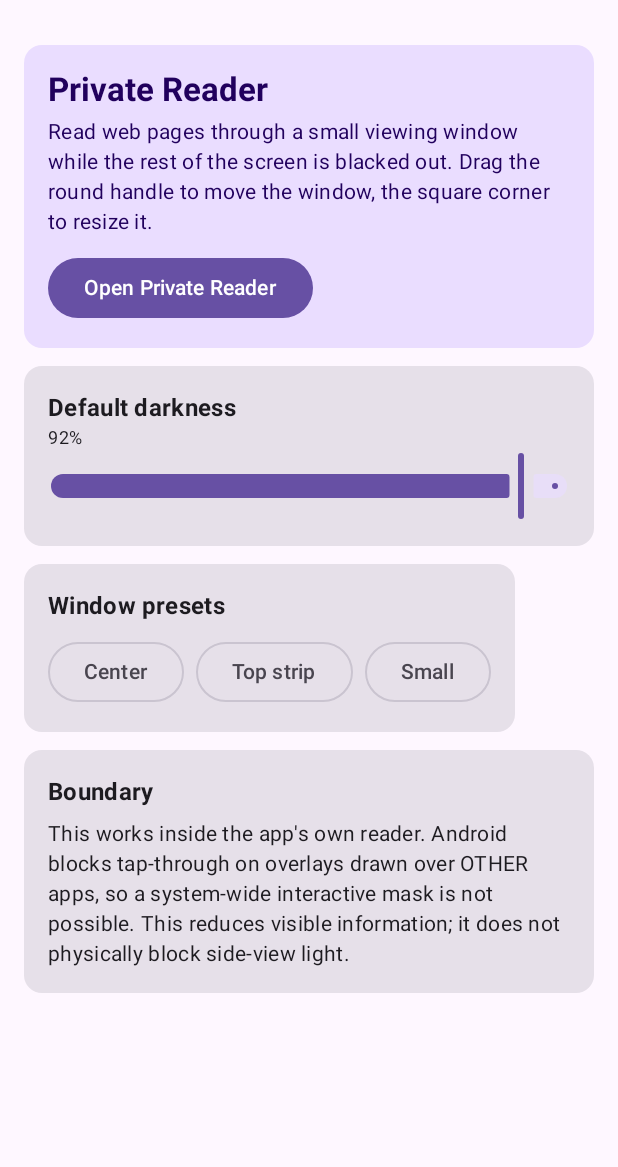
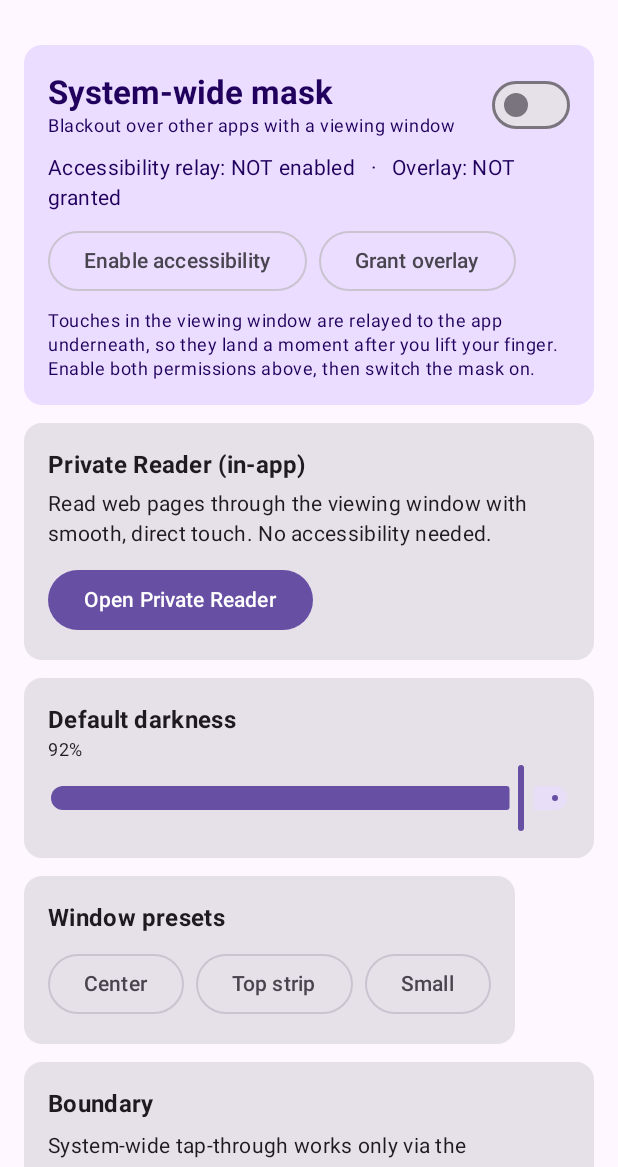
Before and after one commit to ffaayyaazz1993-debug/privacy-hub, an Android app built with Jetpack Compose: the screen it shows after launch (MainActivity), on a phone screen of 412 x 824 dp, the part 69-1236 px from its top. Run offline under Robolectric (Android 15) with nearby library versions, the phone set to English and light mode, and no system bars; pictures from the network do not load.

Commit message:
System-wide mask via AccessibilityService gesture relay: touch-capture aperture re-dispatches into underlying app

```diff
--- a/app/src/main/java/com/privacyhub/app/ui/PrivacyApp.kt
+++ b/app/src/main/java/com/privacyhub/app/ui/PrivacyApp.kt
@@ -1,6 +1,12 @@
 package com.privacyhub.app.ui
 
+import android.accessibilityservice.AccessibilityServiceInfo
+import android.content.ComponentName
+import android.content.Context
 import android.content.Intent
+import android.net.Uri
+import android.provider.Settings
+import android.view.accessibility.AccessibilityManager
 import androidx.compose.foundation.layout.Arrangement
 import androidx.compose.foundation.layout.Column
 import androidx.compose.foundation.layout.Row
@@ -19,9 +25,12 @@ import androidx.compose.material3.MaterialTheme
 import androidx.compose.material3.OutlinedButton
 import androidx.compose.material3.Scaffold
 import androidx.compose.material3.Slider
+import androidx.compose.material3.Switch
 import androidx.compose.material3.Text
 import androidx.compose.material3.TopAppBar
 import androidx.compose.runtime.Composable
+import androidx.compose.runtime.DisposableEffect
+import androidx.compose.runtime.LaunchedEffect
 import androidx.compose.runtime.getValue
 import androidx.compose.runtime.mutableStateOf
 import androidx.compose.runtime.remember
@@ -29,22 +38,74 @@ import androidx.compose.runtime.setValue
 import androidx.compose.ui.Alignment
 import androidx.compose.ui.Modifier
 import androidx.compose.ui.platform.LocalContext
+import androidx.compose.ui.platform.LocalLifecycleOwner
 import androidx.compose.ui.text.font.FontWeight
 import androidx.compose.ui.unit.dp
+import androidx.lifecycle.Lifecycle
+import androidx.lifecycle.LifecycleEventObserver
+import com.privacyhub.app.PrivacyAccessibilityService
 import com.privacyhub.app.ReaderActivity
 import com.privacyhub.app.privacy.MaskConfig
 import com.privacyhub.app.privacy.MaskStore
+import com.privacyhub.app.service.MaskService
+
+private fun accessibilityEnabled(context: Context): Boolean {
+    val am = context.getSystemService(Context.ACCESSIBILITY_SERVICE) as AccessibilityManager
+    val target = ComponentName(context, PrivacyAccessibilityService::class.java)
+    return am.getEnabledAccessibilityServiceList(AccessibilityServiceInfo.FEEDBACK_ALL_MASK).any {
+        val si = it.resolveInfo.serviceInfo
+        si.packageName == target.packageName && si.name == target.className
+    }
+}
 
 @OptIn(ExperimentalMaterial3Api::class)
 @Composable
 fun SmartPrivacyApp() {
     val context = LocalContext.current
+    val prefs = remember { context.getSharedPreferences("smart_privacy_prefs", Context.MODE_PRIVATE) }
+
     var config by remember { mutableStateOf(MaskStore.load(context)) }
+    var maskOn by remember { mutableStateOf(prefs.getBoolean("enabled", false)) }
+    var refresh by remember { mutableStateOf(0) }
+
+    val lifecycleOwner = LocalLifecycleOwner.current
+    DisposableEffect(lifecycleOwner) {
+        val observer = LifecycleEventObserver { _, event ->
+            if (event == Lifecycle.Event.ON_RESUME) refresh++
+        }
+        lifecycleOwner.lifecycle.addObserver(observer)
+        onDispose { lifecycleOwner.lifecycle.removeObserver(observer) }
+    }
+
+    val hasOverlay = remember(refresh) { Settings.canDrawOverlays(context) }
+    val hasAccessibility = remember(refresh) { accessibilityEnabled(context) }
 
     fun update(transform: (MaskConfig) -> MaskConfig) {
         val next = MaskStore.normalize(transform(config))
         config = next
         MaskStore.save(context, next)
+    }
+
+    fun setMask(on: Boolean) {
+        if (on) {
+            if (!Settings.canDrawOverlays(context)) {
+                context.startActivity(Intent(Settings.ACTION_MANAGE_OVERLAY_PERMISSION, Uri.parse("package:${context.packageName}")))
+                return
+            }
+            if (!accessibilityEnabled(context)) {
+                context.startActivity(Intent(Settings.ACTION_ACCESSIBILITY_SETTINGS))
+                return
+            }
+            MaskService.start(context)
+        } else {
+            MaskService.stop(context)
+        }
+        maskOn = on
+        prefs.edit().putBoolean("enabled", on).apply()
+    }
+
+    LaunchedEffect(maskOn, hasOverlay, hasAccessibility) {
+        if (maskOn && hasOverlay && hasAccessibility) MaskService.start(context)
     }
 
     MaterialTheme {
@@ -59,22 +120,55 @@ fun SmartPrivacyApp() {
                     .padding(horizontal = 16.dp, vertical = 12.dp),
                 verticalArrangement = Arrangement.spacedBy(12.dp)
             ) {
-                Card(
-                    colors = CardDefaults.cardColors(containerColor = MaterialTheme.colorScheme.primaryContainer)
-                ) {
+                // System-wide mask over other apps
+                Card(colors = CardDefaults.cardColors(containerColor = MaterialTheme.colorScheme.primaryContainer)) {
                     Column(Modifier.padding(16.dp)) {
-                        Text("Private Reader", style = MaterialTheme.typography.titleLarge, fontWeight = FontWeight.Bold)
+                        Row(Modifier.fillMaxWidth(), verticalAlignment = Alignment.CenterVertically) {
+                            Column(Modifier.weight(1f)) {
+                                Text("System-wide mask", style = MaterialTheme.typography.titleLarge, fontWeight = FontWeight.Bold)
+                                Text("Blackout over other apps with a viewing window", style = MaterialTheme.typography.bodySmall)
+                            }
+                            Switch(checked = maskOn, onCheckedChange = { setMask(it) })
+                        }
+                        Spacer(Modifier.height(8.dp))
+                        Text(
+                            "Accessibility relay: " + (if (hasAccessibility) "enabled" else "NOT enabled") +
+                                "   ·   Overlay: " + (if (hasOverlay) "granted" else "NOT granted"),
+                            style = MaterialTheme.typography.bodyMedium
+                        )
+                        Spacer(Modifier.height(8.dp))
+                        Row(horizontalArrangement = Arrangement.spacedBy(8.dp)) {
+                            OutlinedButton(onClick = { context.startActivity(Intent(Settings.ACTION_ACCESSIBILITY_SETTINGS)) }) {
+                                Text(if (hasAccessibility) "Accessibility ✓" else "Enable accessibility")
+                            }
+                            OutlinedButton(onClick = {
+                                context.startActivity(Intent(Settings.ACTION_MANAGE_OVERLAY_PERMISSION, Uri.parse("package:${context.packageName}")))
+                            }) { Text(if (hasOverlay) "Overlay ✓" else "Grant overlay") }
+                        }
+                        Spacer(Modifier.height(8.dp))
+                        Text(
+                            "Touches in the viewing window are relayed to the app underneath, " +
+                                "so they land a moment after you lift your finger. Enable both " +
+                                "permissions above, then switch the mask on.",
+                            style = MaterialTheme.typography.bodySmall
+                        )
+                    }
+                }
+
+                // In-app private reader
+                Card {
+                    Column(Modifier.padding(16.dp)) {
+                        Text("Private Reader (in-app)", style = MaterialTheme.typography.titleMedium, fontWeight = FontWeight.Bold)
                         Spacer(Modifier.height(4.dp))
                         Text(
-                            "Read web pages through a small viewing window while the rest " +
-                                "of the screen is blacked out. Drag the round handle to move " +
-                                "the window, the square corner to resize it.",
+                            "Read web pages through the viewing window with smooth, direct " +
+                                "touch. No accessibility needed.",
                             style = MaterialTheme.typography.bodyMedium
                         )
                         Spacer(Modifier.height(10.dp))
-                        Button(onClick = {
-                            context.startActivity(Intent(context, ReaderActivity::class.java))
-                        }) { Text("Open Private Reader") }
+                        Button(onClick = { context.startActivity(Intent(context, ReaderActivity::class.java)) }) {
+                            Text("Open Private Reader")
+                        }
                     }
                 }
 
@@ -111,10 +205,9 @@ fun SmartPrivacyApp() {
                         Text("Boundary", style = MaterialTheme.typography.titleMedium, fontWeight = FontWeight.Bold)
                         Spacer(Modifier.height(6.dp))
                         Text(
-                            "This works inside the app's own reader. Android blocks tap-through " +
-                                "on overlays drawn over OTHER apps, so a system-wide interactive " +
-                                "mask is not possible. This reduces visible information; it does " +
-                                "not physically block side-view light.",
+                            "System-wide tap-through works only via the accessibility relay and " +
+                                "has a slight delay. This reduces visible information; it does not " +
+                                "physically block side-view light.",
                             style = MaterialTheme.typography.bodyMedium
                         )
                     }
--- a/app/src/main/res/values/strings.xml
+++ b/app/src/main/res/values/strings.xml
@@ -1,4 +1,4 @@
 <resources>
     <string name="app_name">Smart Privacy Screen</string>
-    <string name="permission_needed">Overlay permission is required so the privacy mask can cover other apps.</string>
+    <string name="accessibility_desc">Relays your touches from the privacy viewing window into the app underneath so you can use other apps through the mask. Only dispatches the gestures you make inside the viewing window.</string>
 </resources>
```
Also changed, not shown: app/src/main/AndroidManifest.xml (+19 -0 lines), app/src/main/java/com/privacyhub/app/PrivacyAccessibilityService.kt (added, +53 -0 lines), app/src/main/java/com/privacyhub/app/service/MaskService.kt (added, +324 -0 lines), app/src/main/res/xml/accessibility_config.xml (added, +8 -0 lines).
